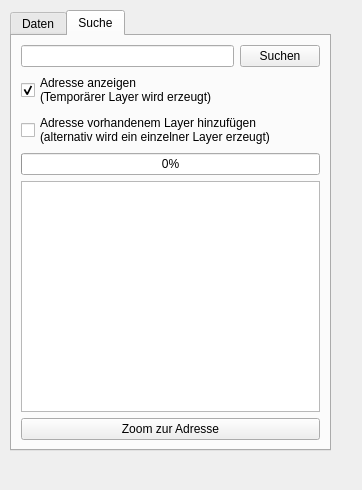
Before: the Qt Designer form address_search_dockwidget_base.ui in thmskn/address_search, drawn with Qt 5.
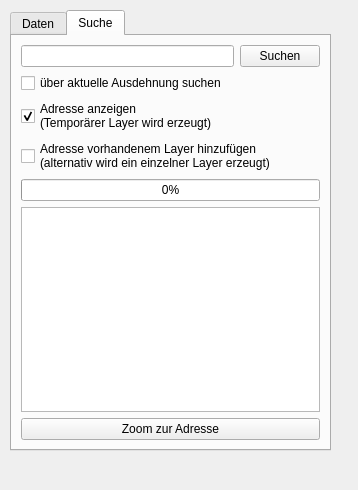
After: the same form once the commit is applied.

```diff
--- a/address_search_dockwidget_base.ui
+++ b/address_search_dockwidget_base.ui
@@ -6,7 +6,7 @@
    <rect>
     <x>0</x>
     <y>0</y>
-    <width>362</width>
+    <width>358</width>
     <height>490</height>
    </rect>
   </property>
@@ -114,6 +114,13 @@
      <layout class="QGridLayout" name="gridLayout">
       <item row="1" column="0">
        <layout class="QVBoxLayout" name="verticalLayout_2">
+        <item>
+         <widget class="QCheckBox" name="cb_curExtent">
+          <property name="text">
+           <string>über aktuelle Ausdehnung suchen</string>
+          </property>
+         </widget>
+        </item>
         <item>
          <widget class="QCheckBox" name="cb_tmpLayer">
           <property name="enabled">
```
Left out of the diff: 2 changed lines with no effect on the pictures.
